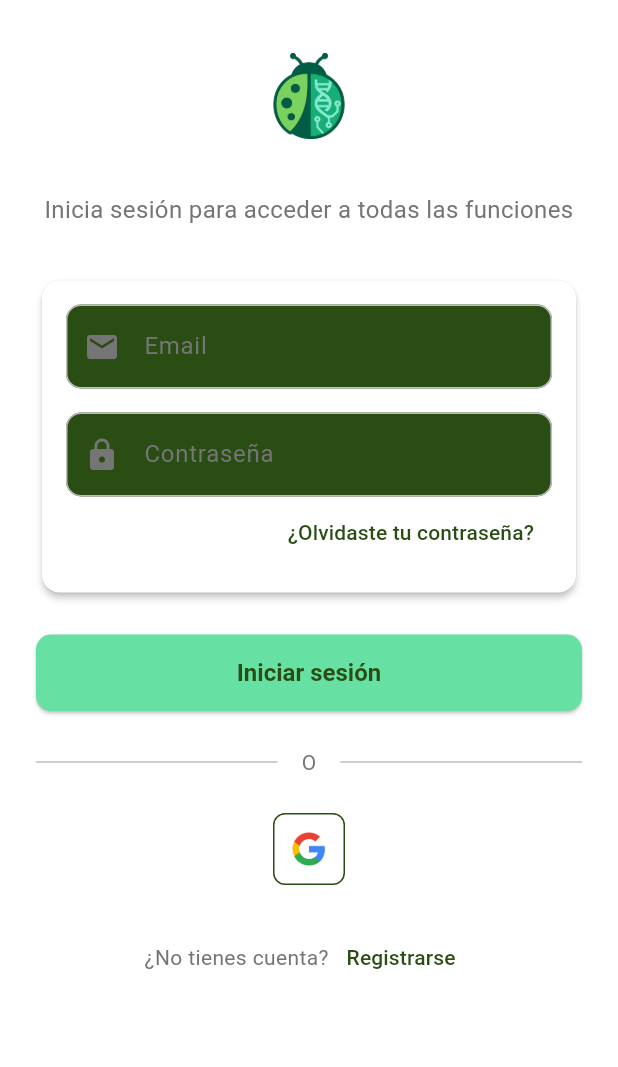
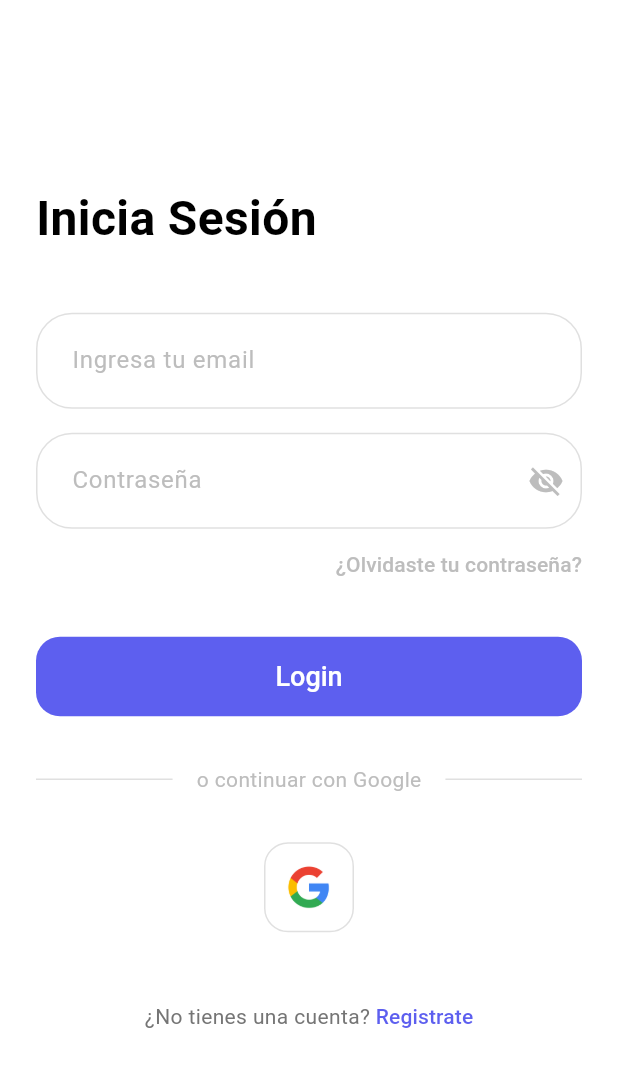
Before and after one commit to adalbertomina28/insectos_app, a Flutter app: the screen it shows after launch, on a phone screen of 412 x 824 dp. Shown: the top 1067 px of the screen. Run offline on Flutter 3.47's test engine with Material 3 defaults, Android fonts, the phone set to English and light mode, and no system bars; our stand-ins replace app_links, cached_network_image, flutter_html, flutter_map, flutter_svg, get and 5 more; missing offline and left inert: dart:html, flutter_map_cancellable_tile_provider; accounts and stored records are empty.

Commit message:
mejoras de diseno en el login

```diff
--- a/lib/controllers/auth_controller.dart
+++ b/lib/controllers/auth_controller.dart
@@ -61,9 +61,30 @@ class AuthController extends GetxController {
       // Redirigir al home si la autenticación es exitosa
       Get.offAllNamed(AppRoutes.home);
     } on AuthException catch (e) {
-      errorMessage.value = e.message;
+      // Manejar códigos de error específicos para mejorar la experiencia del usuario
+      switch (e.message) {
+        case 'Invalid login credentials':
+          errorMessage.value = 'Correo o contraseña incorrectos. Por favor, verifica tus datos.';
+          break;
+        case 'Email not confirmed':
+          errorMessage.value = 'Tu correo electrónico no ha sido confirmado. Por favor, revisa tu bandeja de entrada.';
+          break;
+        case 'User not found':
+          errorMessage.value = 'No existe una cuenta con este correo electrónico. ¿Quieres registrarte?';
+          break;
+        case 'Too many requests':
+          errorMessage.value = 'Demasiados intentos fallidos. Por favor, intenta más tarde.';
+          break;
+        default:
+          errorMessage.value = 'Error al iniciar sesión: ${e.message}';
+      }
     } catch (e) {
-      errorMessage.value = 'Error al iniciar sesión: $e';
+      // Manejar errores generales
+      if (e.toString().contains('network')) {
+        errorMessage.value = 'Error de conexión. Verifica tu conexión a internet.';
+      } else {
+        errorMessage.value = 'Error al iniciar sesión. Por favor, intenta nuevamente.';
+      }
     } finally {
       isLoading.value = false;
     }
--- a/lib/screens/auth/login_screen.dart
+++ b/lib/screens/auth/login_screen.dart
@@ -6,79 +6,66 @@ import '../../widgets/loading_indicator.dart';
 import '../../theme/app_theme.dart';
 import '../../widgets/language_selector.dart';
 
-class LoginScreen extends StatelessWidget {
+class LoginScreen extends StatefulWidget {
+  LoginScreen({super.key});
+
+  @override
+  State<LoginScreen> createState() => _LoginScreenState();
+}
+
+class _LoginScreenState extends State<LoginScreen> {
   final AuthController _authController = Get.find<AuthController>();
   final TextEditingController _emailController = TextEditingController();
   final TextEditingController _passwordController = TextEditingController();
 
-  LoginScreen({super.key});
+  bool _obscurePassword = true; // Para controlar la visibilidad de la contraseña
 
   @override
   Widget build(BuildContext context) {
     return Scaffold(
       backgroundColor: Colors.white,
-      body: Column(
-        children: [
-          // Contenido principal
-          Expanded(
-            child: Container(
-              color: Colors.white,
+      body: SafeArea(
+        child: Padding(
+          padding: const EdgeInsets.symmetric(horizontal: 24.0),
+          child: Center(
             child: SingleChildScrollView(
-                padding: const EdgeInsets.all(24.0),
               child: Column(
+                mainAxisAlignment: MainAxisAlignment.center,
                 crossAxisAlignment: CrossAxisAlignment.stretch,
                 children: [
-                    // Logo
-                    Center(
-                      child: Image.asset(
-                        'assets/images/home/insectlab_logo.png',
-                        height: 80,
+                  // Título principal
+                  const Text(
+                    'Inicia Sesión',
+                    style: TextStyle(
+                      fontSize: 32,
+                      fontWeight: FontWeight.bold,
+                      color: Colors.black,
                     ),
                   ),
-                    const SizedBox(height: 24),
+                  const SizedBox(height: 40),
 
-                    // Subtítulo
-                    Text(
-                      'login_subtitle'.tr,
-                      style: TextStyle(
-                        fontSize: 16,
-                        color: Colors.grey[600],
-                      ),
-                      textAlign: TextAlign.center,
-                    ),
-                    const SizedBox(height: 32),
-
-                    // Formulario de login
-                    Card(
-                      elevation: 2,
-                      color: Colors.white,
-                      shape: RoundedRectangleBorder(
-                        borderRadius: BorderRadius.circular(12),
-                      ),
-                      child: Padding(
-                        padding: const EdgeInsets.all(16.0),
-                        child: Column(
-                          crossAxisAlignment: CrossAxisAlignment.start,
-                          children: [
                   // Campo de email
                   TextFormField(
                     controller: _emailController,
-                              style: TextStyle(color: Colors.grey[800]),
+                    style: const TextStyle(color: Colors.black87),
                     decoration: InputDecoration(
-                                labelText: 'email'.tr,
-                                labelStyle: TextStyle(color: Colors.grey[600]),
+                      hintText: 'Ingresa tu email',
+                      hintStyle: TextStyle(color: Colors.grey[400]),
+                      contentPadding: const EdgeInsets.symmetric(horizontal: 20, vertical: 20),
+                      filled: true,
+                      fillColor: Colors.transparent,
                       border: OutlineInputBorder(
-                                  borderSide: BorderSide(color: Colors.grey[400]!),
+                        borderRadius: BorderRadius.circular(24),
+                        borderSide: BorderSide(color: Colors.grey[300]!),
                       ),
                       enabledBorder: OutlineInputBorder(
-                                  borderRadius: BorderRadius.circular(10),
-                                  borderSide: BorderSide(color: Colors.grey[400]!),
+                        borderRadius: BorderRadius.circular(24),
+                        borderSide: BorderSide(color: Colors.grey[300]!),
                       ),
                       focusedBorder: OutlineInputBorder(
-                                  borderRadius: BorderRadius.circular(10),
-                                  borderSide: BorderSide(color: AppTheme.calPolyGreen),
+                        borderRadius: BorderRadius.circular(24),
+                        borderSide: BorderSide(color: Colors.grey[300]!),
                       ),
-                                prefixIcon: Icon(Icons.email, color: Colors.grey[600]),
                     ),
                     keyboardType: TextInputType.emailAddress,
                   ),
@@ -87,37 +74,66 @@ class LoginScreen extends StatelessWidget {
                   // Campo de contraseña
                   TextFormField(
                     controller: _passwordController,
-                              style: TextStyle(color: Colors.grey[800]),
+                    style: const TextStyle(color: Colors.black87),
                     decoration: InputDecoration(
-                                labelText: 'password'.tr,
-                                labelStyle: TextStyle(color: Colors.grey[600]),
+                      hintText: 'Contraseña',
+                      hintStyle: TextStyle(color: Colors.grey[400]),
+                      contentPadding: const EdgeInsets.symmetric(horizontal: 20, vertical: 20),
+                      filled: true,
+                      fillColor: Colors.transparent,
                       border: OutlineInputBorder(
-                                  borderSide: BorderSide(color: Colors.grey[400]!),
+                        borderRadius: BorderRadius.circular(24),
+                        borderSide: BorderSide(color: Colors.grey[300]!),
                       ),
                       enabledBorder: OutlineInputBorder(
-                                  borderRadius: BorderRadius.circular(10),
-                                  borderSide: BorderSide(color: Colors.grey[400]!),
+                        borderRadius: BorderRadius.circular(24),
+                        borderSide: BorderSide(color: Colors.grey[300]!),
                       ),
                       focusedBorder: OutlineInputBorder(
-                                  borderRadius: BorderRadius.circular(10),
-                                  borderSide: BorderSide(color: AppTheme.calPolyGreen),
+                        borderRadius: BorderRadius.circular(24),
+                        borderSide: BorderSide(color: Colors.grey[300]!),
                       ),
-                                prefixIcon: Icon(Icons.lock, color: Colors.grey[600]),
+                      suffixIcon: IconButton(
+                        icon: Icon(
+                          _obscurePassword ? Icons.visibility_off : Icons.visibility,
+                          color: Colors.grey[400],
                         ),
-                              obscureText: true,
+                        onPressed: () {
+                          setState(() {
+                            _obscurePassword = !_obscurePassword;
+                          });
+                        },
+                      ),
+                    ),
+                    obscureText: _obscurePassword,
                   ),
 
                   // Mensaje de error
                   Obx(() => _authController.errorMessage.value.isNotEmpty
                       ? Padding(
                           padding: const EdgeInsets.only(top: 16.0),
+                          child: Container(
+                            padding: const EdgeInsets.symmetric(horizontal: 16, vertical: 12),
+                            decoration: BoxDecoration(
+                              color: Colors.red.shade50,
+                              borderRadius: BorderRadius.circular(12),
+                              border: Border.all(color: Colors.red.shade200),
+                            ),
+                            child: Row(
+                              children: [
+                                Icon(Icons.error_outline, color: Colors.red.shade700, size: 20),
+                                const SizedBox(width: 12),
+                                Expanded(
                                   child: Text(
                                     _authController.errorMessage.value,
-                                      style: const TextStyle(
-                                        color: Colors.red,
+                                    style: TextStyle(
+                                      color: Colors.red.shade700,
                                       fontSize: 14,
                                     ),
-                                      textAlign: TextAlign.center,
+                                  ),
+                                ),
+                              ],
+                            ),
                           ),
                         )
                       : const SizedBox.shrink()),
@@ -128,13 +144,10 @@ class LoginScreen extends StatelessWidget {
                     child: TextButton(
                       onPressed: () => Get.toNamed(AppRoutes.forgotPassword),
                       style: TextButton.styleFrom(
-                                  foregroundColor: AppTheme.calPolyGreen,
+                        foregroundColor: Colors.grey[400],
+                        padding: EdgeInsets.zero,
                       ),
-                                child: Text('forgot_password'.tr),
-                              ),
-                            ),
-                          ],
-                        ),
+                      child: Text('¿Olvidaste tu contraseña?'),
                     ),
                   ),
 
@@ -146,85 +159,69 @@ class LoginScreen extends StatelessWidget {
                             ? null
                             : () => _login(),
                         style: ElevatedButton.styleFrom(
-                            backgroundColor: AppTheme.emerald,
-                            foregroundColor: AppTheme.calPolyGreen,
+                          backgroundColor: const Color(0xFF5D5FEF), // Color morado
+                          foregroundColor: Colors.white,
                           padding: const EdgeInsets.symmetric(vertical: 16),
                           shape: RoundedRectangleBorder(
-                              borderRadius: BorderRadius.circular(10),
+                            borderRadius: BorderRadius.circular(16),
                           ),
+                          elevation: 0,
                         ),
                         child: _authController.isLoading.value
                             ? const LoadingIndicator(size: 24)
-                              : Text(
-                                  'login'.tr,
-                                  style: const TextStyle(
-                                    fontSize: 16,
-                                    fontWeight: FontWeight.bold,
+                            : const Text(
+                                'Login',
+                                style: TextStyle(
+                                  fontSize: 18,
+                                  fontWeight: FontWeight.w500,
                                 ),
                               ),
                       )),
 
-                    const SizedBox(height: 24),
+                  const SizedBox(height: 32),
 
                   // Separador
                   Row(
                     children: [
-                        Expanded(child: Divider(color: Colors.grey[400])),
+                      Expanded(child: Divider(color: Colors.grey[300])),
                       Padding(
                         padding: const EdgeInsets.symmetric(horizontal: 16),
                         child: Text(
-                            'o'.tr,
-                            style: TextStyle(color: Colors.grey[600]),
+                          'o continuar con Google',
+                          style: TextStyle(color: Colors.grey[400], fontSize: 14),
                         ),
                       ),
-                        Expanded(child: Divider(color: Colors.grey[400])),
+                      Expanded(child: Divider(color: Colors.grey[300])),
                     ],
                   ),
 
-                    const SizedBox(height: 24),
+                  const SizedBox(height: 32),
 
-                    // Botón de Google (solo logo)
+                  // Botón de Google
                   Center(
-                      child: Container(
-                        height: 48,
-                        width: 48,
-                        child: OutlinedButton(
-                          onPressed: () => _authController.signInWithGoogle(),
-                          style: OutlinedButton.styleFrom(
-                            foregroundColor: AppTheme.calPolyGreen,
-                            padding: EdgeInsets.zero,
-                            shape: RoundedRectangleBorder(
-                              borderRadius: BorderRadius.circular(8),
-                            ),
-                            side: BorderSide(color: AppTheme.calPolyGreen),
-                          ),
-                          child: Center(
-                            child: Image.asset(
+                    child: _socialButton(
                       'assets/images/login/google_logo.png',
-                              height: 24,
-                              width: 24,
-                            ),
-                          ),
-                        ),
+                      () => _authController.signInWithGoogle(),
                     ),
                   ),
 
-                    const SizedBox(height: 24),
+                  const SizedBox(height: 32),
 
                   // Registro
                   Row(
                     mainAxisAlignment: MainAxisAlignment.center,
                     children: [
                       Text(
-                          'no_account'.tr,
+                        '¿No tienes una cuenta? ',
                         style: TextStyle(color: Colors.grey[600]),
                       ),
                       TextButton(
                         onPressed: () => Get.toNamed(AppRoutes.register),
                         style: TextButton.styleFrom(
-                            foregroundColor: AppTheme.calPolyGreen,
+                          foregroundColor: const Color(0xFF5D5FEF), // Color morado
+                          padding: EdgeInsets.zero,
                         ),
-                          child: Text('register'.tr),
+                        child: Text('Registrate'),
                       ),
                     ],
                   ),
@@ -233,11 +230,35 @@ class LoginScreen extends StatelessWidget {
             ),
           ),
         ),
-        ],
       ),
     );
   }
 
+  // Widget para los botones de redes sociales
+  Widget _socialButton(String imagePath, VoidCallback onPressed) {
+    return InkWell(
+      onTap: onPressed,
+      borderRadius: BorderRadius.circular(16),
+      child: Container(
+        width: 60,
+        height: 60,
+        decoration: BoxDecoration(
+          color: Colors.white,
+          borderRadius: BorderRadius.circular(16),
+          border: Border.all(color: Colors.grey[300]!),
+        ),
+        child: Center(
+          child: Image.asset(
+            imagePath,
+            height: 30,
+            width: 30,
+          ),
+        ),
+      ),
+    );
+  }
+
+  // Método para manejar el inicio de sesión
   void _login() {
     final email = _emailController.text.trim();
     final password = _passwordController.text;
```
Lines whose indentation alone changed are shown as unchanged.
